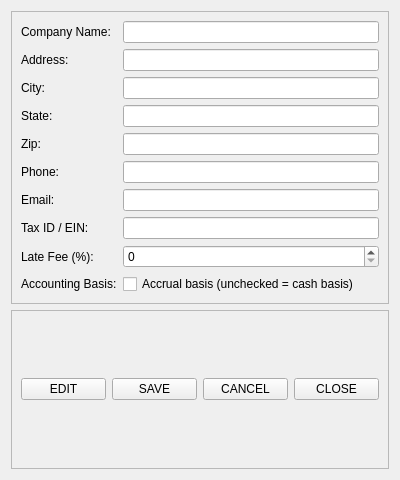
Old version of the form companyprofile.ui in the repository hbmftw/OSI-Invoicing.
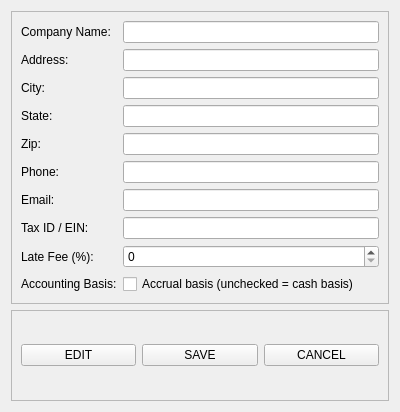
New version of the form.

The edit to the form file:
```diff
--- a/companyprofile.ui
+++ b/companyprofile.ui
@@ -7,7 +7,7 @@
     <x>0</x>
     <y>0</y>
     <width>400</width>
-    <height>480</height>
+    <height>412</height>
    </rect>
   </property>
   <property name="maximumSize">
@@ -203,13 +203,6 @@
         </property>
        </widget>
       </item>
-      <item>
-       <widget class="QPushButton" name="Close_PushButton">
-        <property name="text">
-         <string>CLOSE</string>
-        </property>
-       </widget>
-      </item>
      </layout>
     </widget>
    </item>
```
